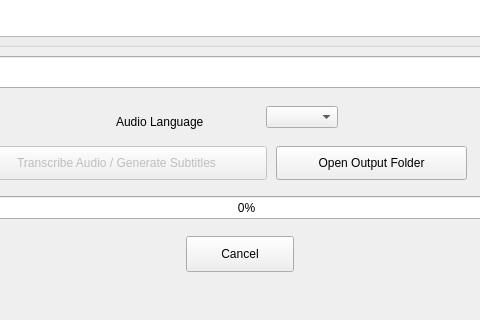
agermanidis/autosub, file pyqtautosub/gui/gui.ui: the form before one commit; both pictures show x 284 to 764 and y 143 to 463 of the 1045 by 463 pixel window.
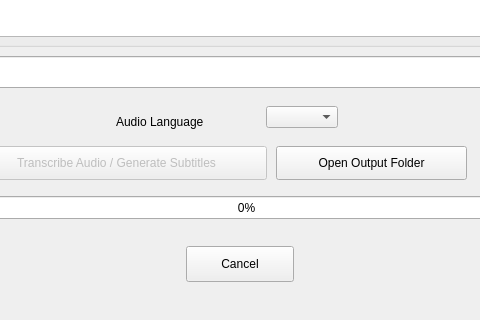
The form after the commit.

Commit message: Updated cancel button position

```diff
--- a/pyqtautosub/gui/gui.ui
+++ b/pyqtautosub/gui/gui.ui
@@ -199,7 +199,7 @@
     <property name="geometry">
      <rect>
       <x>470</x>
-      <y>360</y>
+      <y>370</y>
       <width>108</width>
       <height>36</height>
      </rect>
```
The commit also changes 1 other file.
